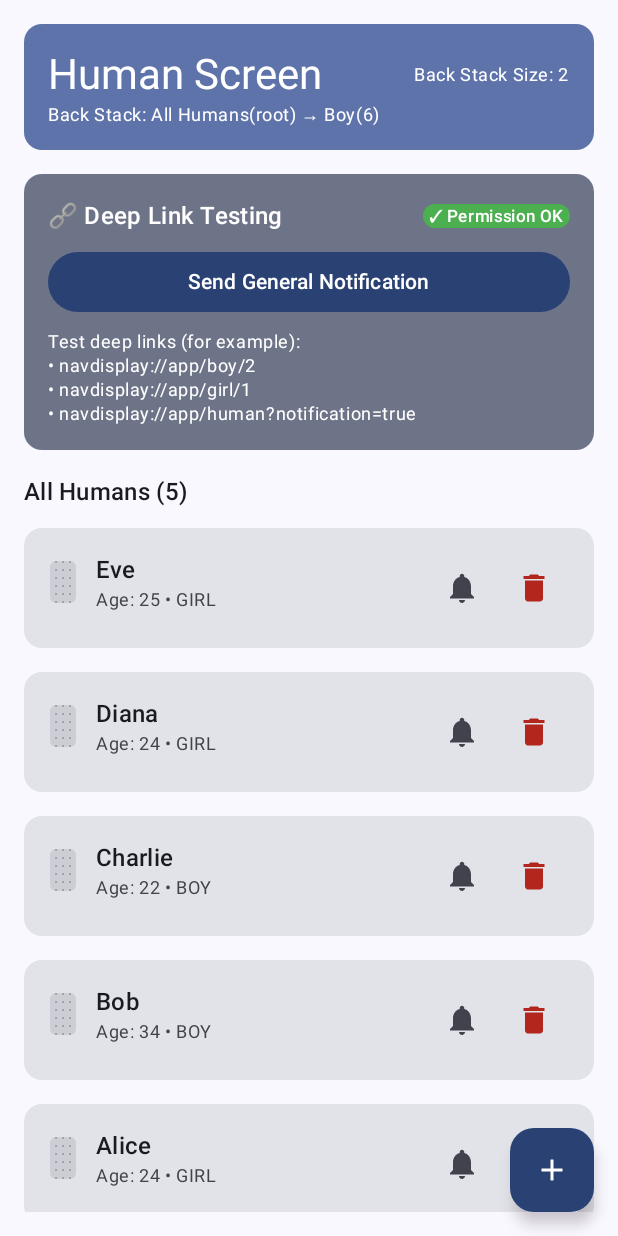
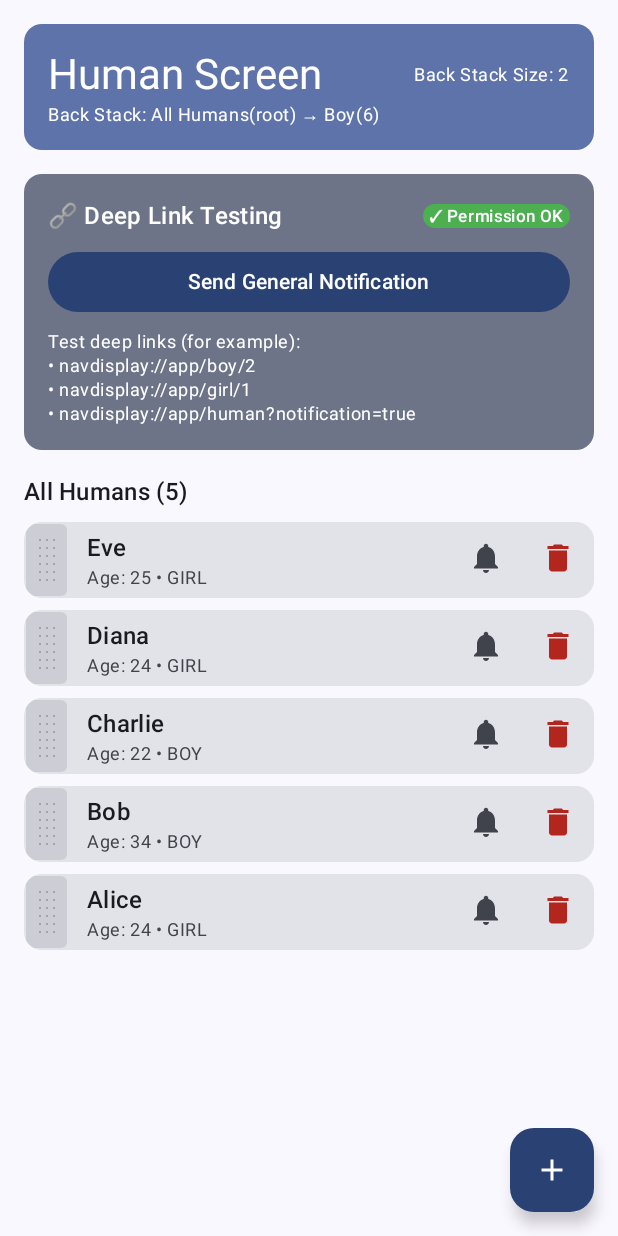
Before and after one commit to fco2/Nav3LibWithClaude, an Android app built with Jetpack Compose: the composable HumanScreen shown on its own in the app's theme, after a tap on "Edit human", on a phone screen of 412 x 824 dp. Run offline under Robolectric (Android 15) with nearby library versions, the phone set to English and light mode, and no system bars; our stand-ins replace Dagger/Hilt's generated code, Room's generated code.

Commit message:
Fixed HumanItem UI

```diff
--- a/app/src/main/java/com/chuka/nav3libwithclaude/presentation/humans/HumanScreen.kt
+++ b/app/src/main/java/com/chuka/nav3libwithclaude/presentation/humans/HumanScreen.kt
@@ -468,14 +468,12 @@ fun HumanItem(
 ) {
     Card(
         modifier = modifier
-            .fillMaxWidth()
-            .padding(vertical = 4.dp),
+            .fillMaxWidth(),
         onClick = { onHumanClick() }
     ) {
         Row(
             modifier = Modifier
-                .fillMaxWidth()
-                .padding(16.dp),
+                .fillMaxWidth(),
             horizontalArrangement = Arrangement.SpaceBetween
         ) {
             Row(
@@ -485,7 +483,7 @@ fun HumanItem(
                 Box(
                     modifier = Modifier
                         .fillMaxHeight()
-                        .width(20.dp)
+                        .width(30.dp)
                         .padding(horizontal = 1.dp, vertical = 1.dp)
                         .clip(RoundedCornerShape(4.dp))
                         .background(MaterialTheme.colorScheme.outlineVariant.copy(alpha = 0.2f))
@@ -503,7 +501,10 @@ fun HumanItem(
                     // Grid pattern like Google Keep (3x6 dots)
                     Column(
                         verticalArrangement = Arrangement.spacedBy(4.dp),
-                        horizontalAlignment = Alignment.CenterHorizontally
+                        horizontalAlignment = Alignment.CenterHorizontally,
+                        modifier = Modifier
+                            .fillMaxWidth()
+                            .padding(vertical = 10.dp)
                     ) {
                         repeat(6) { rowIndex ->
                             Row(
```
